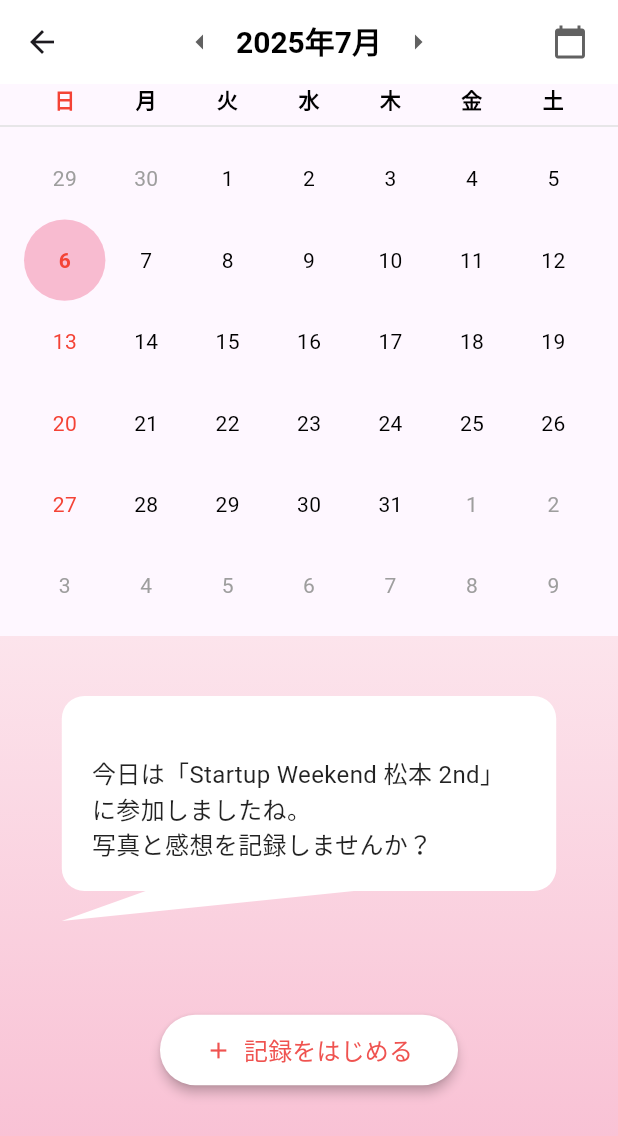
After one commit to yukinkomob/Gakush, a Flutter app: the screen it shows after launch, after a tap on the "calendar month" icon, on a phone screen of 412 x 824 dp. The commit adds this screen. Shown: the top 1136 px of the screen. Run offline on Flutter 3.47's test engine with Material 3 defaults, Android fonts, the phone set to English and light mode, and no system bars; our stand-ins replace fl_chart.

Commit message:
カレンダー画面を追加

```diff
--- a/lib/main.dart
+++ b/lib/main.dart
@@ -3,6 +3,7 @@ import 'package:fl_chart/fl_chart.dart';
 import './screens/chat_screen.dart';
 import './screens/student_home_screen.dart';
 import './screens/profile_screen.dart';
+import './screens/calendar_screen.dart';
 
 void main() {
   runApp(const MyApp());
@@ -66,6 +67,19 @@ class _MainScreenState extends State<MainScreen> {
       appBar: AppBar(
         title: const Text(''), // ここにタイトルバーを追加
         centerTitle: true, // タイトルを中央に配置
+        actions: [
+          IconButton(
+            icon: Icon(Icons.calendar_month, color: Colors.pink.shade200), // 設定アイコン
+            onPressed: () {
+              // ボタンがタップされたときにSettingsScreenに遷移
+              Navigator.push(
+                context,
+                MaterialPageRoute(builder: (context) => CalendarScreen()),
+              );
+            },
+          ),
+          const SizedBox(width: 8), // アイコンと右端の間に少しスペースを設ける
+        ],
       ),
       body: PageView(
         controller: _pageController,
--- /dev/null
+++ b/lib/screens/calendar_screen.dart
@@ -0,0 +1,200 @@
+import 'package:flutter/material.dart';
+
+class CalendarScreen extends StatelessWidget {
+  @override
+  Widget build(BuildContext context) {
+    // Japanese weekdays
+    final List<String> weekdays = ['日', '月', '火', '水', '木', '金', '土'];
+    // Dates for July 2025, including trailing/leading days
+    final List<int> days = [
+      29, 30, 1, 2, 3, 4, 5,
+      6, 7, 8, 9, 10, 11, 12,
+      13, 14, 15, 16, 17, 18, 19,
+      20, 21, 22, 23, 24, 25, 26,
+      27, 28, 29, 30, 31, 1, 2,
+      3, 4, 5, 6, 7, 8, 9,
+    ];
+
+    return Scaffold(
+      appBar: AppBar(
+        backgroundColor: Colors.white,
+        elevation: 0,
+        title: Row(
+          mainAxisAlignment: MainAxisAlignment.center,
+          children: [
+            IconButton(
+              icon: Icon(Icons.arrow_left, color: Colors.grey[700]),
+              onPressed: () {},
+            ),
+            Text(
+              '2025年7月',
+              style: TextStyle(
+                color: Colors.black,
+                fontSize: 20,
+                fontWeight: FontWeight.bold,
+              ),
+            ),
+            IconButton(
+              icon: Icon(Icons.arrow_right, color: Colors.grey[700]),
+              onPressed: () {},
+            ),
+          ],
+        ),
+        actions: [
+          IconButton(
+            icon: Icon(Icons.calendar_today, color: Colors.grey[700]),
+            onPressed: () {},
+          ),
+          SizedBox(width: 8), // Padding for the icon
+        ],
+      ),
+      body: Column(
+        children: [
+          // Weekday headers
+          Padding(
+            padding: const EdgeInsets.symmetric(horizontal: 16.0),
+            child: Row(
+              mainAxisAlignment: MainAxisAlignment.spaceAround,
+              children: weekdays.map((day) {
+                return Expanded(
+                  child: Center(
+                    child: Text(
+                      day,
+                      style: TextStyle(
+                        fontWeight: FontWeight.bold,
+                        color: day == '日' ? Colors.red : Colors.black, // Sunday in red
+                      ),
+                    ),
+                  ),
+                );
+              }).toList(),
+            ),
+          ),
+          Divider(color: Colors.grey[300]),
+          // Calendar grid
+          Expanded(
+            child: GridView.builder(
+              padding: const EdgeInsets.symmetric(horizontal: 16.0),
+              gridDelegate: SliverGridDelegateWithFixedCrossAxisCount(
+                crossAxisCount: 7,
+                childAspectRatio: 1.0,
+                crossAxisSpacing: 0,
+                mainAxisSpacing: 0,
+              ),
+              itemCount: days.length,
+              itemBuilder: (context, index) {
+                final int day = days[index];
+                bool isCurrentMonth = (index >= 2 && index <= 32); // Adjust based on actual 1st and last day of July 2025
+                bool isSelectedDay = day == 6 && isCurrentMonth; // July 6th is selected
+
+                return Container(
+                  decoration: isSelectedDay
+                      ? BoxDecoration(
+                          color: Colors.pink[100],
+                          shape: BoxShape.circle,
+                        )
+                      : null,
+                  child: Center(
+                    child: Text(
+                      '$day',
+                      style: TextStyle(
+                        color: isCurrentMonth
+                            ? (index % 7 == 0 ? Colors.red : Colors.black) // Sunday in red for current month
+                            : Colors.grey, // Previous/next month days in grey
+                        fontWeight: isSelectedDay ? FontWeight.bold : FontWeight.normal,
+                      ),
+                    ),
+                  ),
+                );
+              },
+            ),
+          ),
+          // Message and button area
+          Container(
+            height: 400, // Adjust height as needed
+            decoration: BoxDecoration(
+              gradient: LinearGradient(
+                begin: Alignment.topCenter,
+                end: Alignment.bottomCenter,
+                colors: [
+                  Colors.pink[50]!, // Light pink
+                  Colors.pink[100]!, // Slightly darker pink
+                ],
+              ),
+            ),
+            child: Stack(
+              alignment: Alignment.center,
+              children: [
+                Positioned(
+                  top: 40, // Adjust position
+                  child: CustomPaint(
+                    painter: SpeechBubblePainter(),
+                    child: Container(
+                      padding: EdgeInsets.symmetric(horizontal: 20, vertical: 40),
+                      constraints: BoxConstraints(maxWidth: MediaQuery.of(context).size.width * 0.8),
+                      child: Text(
+                        '今日は「Startup Weekend 松本 2nd」に参加しましたね。\n写真と感想を記録しませんか？',
+                        textAlign: TextAlign.left,
+                        style: TextStyle(fontSize: 16, color: Colors.black87),
+                      ),
+                    ),
+                  ),
+                ),
+                Positioned(
+                  bottom: 100, // Adjust position
+                  child: ElevatedButton.icon(
+                    onPressed: () {},
+                    icon: Icon(Icons.add, color: Colors.red[400]),
+                    label: Text(
+                      '記録をはじめる',
+                      style: TextStyle(color: Colors.red[400], fontSize: 16),
+                    ),
+                    style: ElevatedButton.styleFrom(
+                      backgroundColor: Colors.white,
+                      shape: RoundedRectangleBorder(
+                        borderRadius: BorderRadius.circular(30.0),
+                      ),
+                      padding: EdgeInsets.symmetric(horizontal: 30, vertical: 12),
+                      elevation: 3,
+                    ),
+                  ),
+                ),
+              ],
+            ),
+          ),
+        ],
+      ),
+    );
+  }
+}
+
+// Custom painter for the speech bubble
+class SpeechBubblePainter extends CustomPainter {
+  @override
+  void paint(Canvas canvas, Size size) {
+    final paint = Paint()
+      ..color = Colors.white
+      ..style = PaintingStyle.fill;
+
+    final path = Path();
+    // Body of the bubble
+    final bubbleRect = RRect.fromRectAndRadius(
+      Rect.fromLTWH(0, 0, size.width, size.height - 20), // Adjust height for the tail
+      Radius.circular(15),
+    );
+    path.addRRect(bubbleRect);
+
+    // Tail of the bubble (pointing downwards)
+    path.moveTo(size.width * 0.2 - 10, size.height - 20); // Left point of tail
+    path.lineTo(size.width * 0, size.height); // Tip of the tail
+    path.lineTo(size.width * 0.5 + 30, size.height - 20); // Right point of tail
+    path.close();
+
+    canvas.drawPath(path, paint);
+  }
+
+  @override
+  bool shouldRepaint(covariant CustomPainter oldDelegate) {
+    return false;
+  }
+}
```
